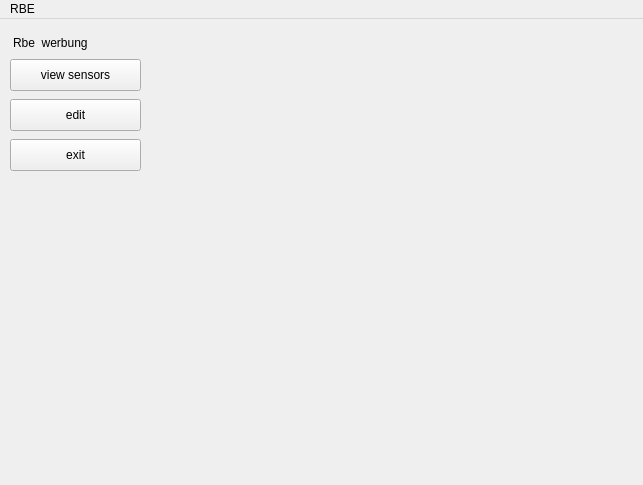
The window that rbemainwindow.ui (florianrassl/RBE_pressure_control) describes before a commit, drawn with Qt 5.
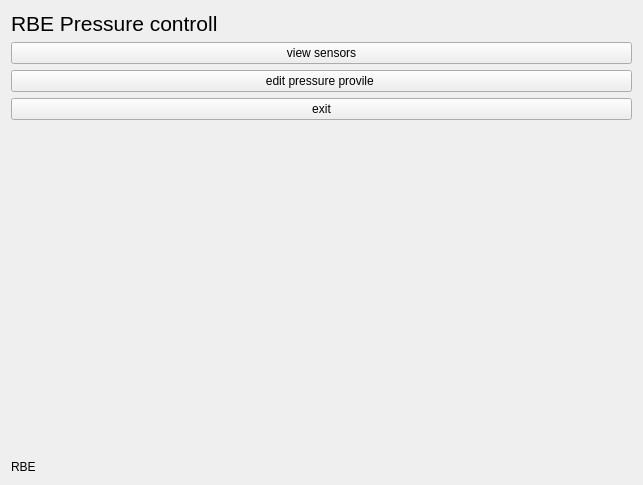
The same window after the commit.

Patch:
```diff
--- a/rbemainwindow.ui
+++ b/rbemainwindow.ui
@@ -19,74 +19,61 @@
 </string>
   </property>
   <widget class="QWidget" name="centralWidget">
+   <layout class="QFormLayout" name="formLayout">
+    <item row="0" column="0">
    <widget class="QLabel" name="label">
-    <property name="geometry">
-     <rect>
-      <x>13</x>
-      <y>13</y>
-      <width>611</width>
-      <height>22</height>
-     </rect>
+      <property name="font">
+       <font>
+        <pointsize>16</pointsize>
+       </font>
     </property>
     <property name="text">
-     <string>Rbe  werbung</string>
-    </property>
-   </widget>
+       <string>RBE Pressure controll</string>
+      </property>
+     </widget>
+    </item>
+    <item row="2" column="0" colspan="2">
    <widget class="QPushButton" name="buttonViewSensor">
-    <property name="geometry">
-     <rect>
-      <x>10</x>
-      <y>40</y>
-      <width>131</width>
-      <height>32</height>
-     </rect>
-    </property>
     <property name="text">
      <string>view sensors</string>
     </property>
    </widget>
+    </item>
+    <item row="3" column="0" colspan="2">
+     <widget class="QPushButton" name="buttonEdit">
+      <property name="text">
+       <string>edit pressure provile </string>
+      </property>
+     </widget>
+    </item>
+    <item row="4" column="0" colspan="2">
    <widget class="QPushButton" name="buttonExit">
-    <property name="geometry">
-     <rect>
-      <x>10</x>
-      <y>120</y>
-      <width>131</width>
-      <height>32</height>
-     </rect>
-    </property>
     <property name="text">
      <string>exit</string>
     </property>
    </widget>
-   <widget class="QPushButton" name="buttonEdit">
-    <property name="geometry">
-     <rect>
-      <x>10</x>
-      <y>80</y>
-      <width>131</width>
-      <height>32</height>
-     </rect>
-    </property>
+    </item>
+    <item row="5" column="0">
+     <spacer name="verticalSpacer">
+      <property name="orientation">
+       <enum>Qt::Vertical</enum>
+      </property>
+      <property name="sizeHint" stdset="0">
+       <size>
+        <width>20</width>
+        <height>40</height>
+       </size>
+      </property>
+     </spacer>
+    </item>
+    <item row="6" column="0">
+     <widget class="QLabel" name="label_2">
     <property name="text">
-     <string>edit</string>
-    </property>
-   </widget>
-  </widget>
-  <widget class="QMenuBar" name="menuBar">
-   <property name="geometry">
-    <rect>
-     <x>0</x>
-     <y>0</y>
-     <width>643</width>
-     <height>27</height>
-    </rect>
-   </property>
-   <widget class="QMenu" name="menuRBE">
-    <property name="title">
-     <string>RBE</string>
-    </property>
-   </widget>
-   <addaction name="menuRBE"/>
+       <string>RBE </string>
+      </property>
+     </widget>
+    </item>
+   </layout>
   </widget>
  </widget>
  <layoutdefault spacing="6" margin="11"/>
```
Left out of the diff: 4 changed lines with no effect on the pictures. Lines whose indentation alone changed are shown as unchanged.
